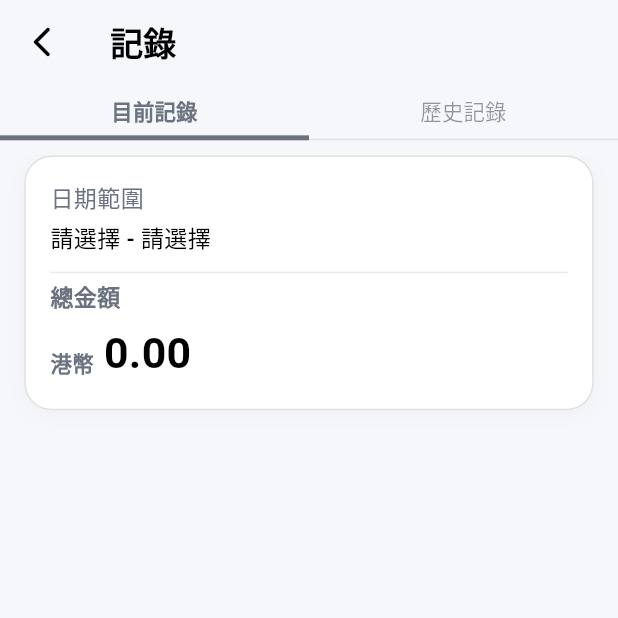
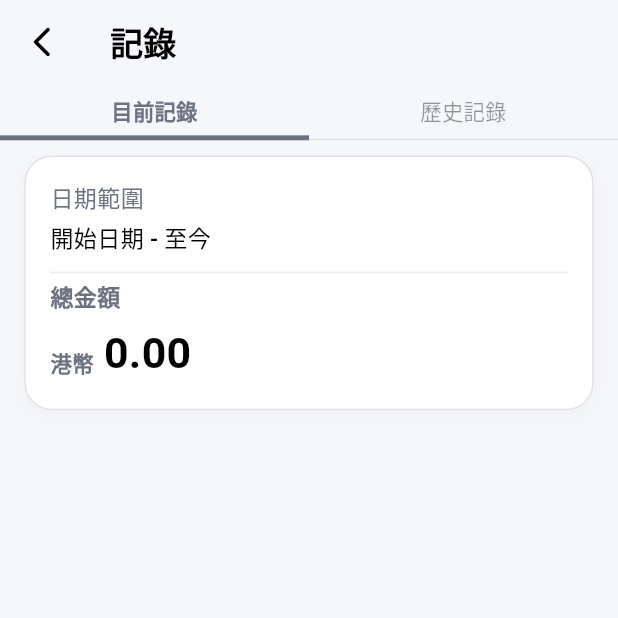
Before and after one commit to leeysOceanLab/easy_pay_payout_support, a Flutter app: the MainScreen screen opened by its route, after a tap on "記錄", on a phone screen of 412 x 824 dp, the top half of it. Run offline on Flutter 3.47's test engine with Material 3 defaults, Android fonts, the phone set to English and light mode, and no system bars; drawn by our look-alikes of pull_to_refresh; our stand-ins replace bot_toast, calendar_date_picker2, device_info_plus, dio, easy_localization, flutter_keyboard_visibility and 13 more; missing offline and left inert: ntp, omni_datetime_picker, open_settings_plus; accounts and stored records are empty; network calls fail.

Commit message:
update - session control 15min,

```diff
--- a/assets/translations/zh-HK.json
+++ b/assets/translations/zh-HK.json
@@ -157,5 +157,8 @@
   "problem_order": "問題訂單",
   "confirm_problem_order_title": "確認問題訂單",
   "confirm_problem_order_message": "確定要將此代付單標記為問題訂單？",
-  "logging_out": "登出中"
+  "logging_out": "登出中",
+  "session_expired": "登入已逾時",
+  "inactive_logout_message": "您已超過 15 分鐘沒有操作，請重新登入。",
+  "until_now": "至今"
 }
--- a/lib/components/bottom_sheet_logout.dart
+++ b/lib/components/bottom_sheet_logout.dart
@@ -69,7 +69,7 @@ class BottomSheetLogout extends StatelessWidget {
                     child: AppButtonWidget(
                       onTap: () async {
                         AppNavigator.pop(context);
-                        await context.read<AppController>().logout(context);
+                        await context.read<AppController>().logout();
                       },
                       text: context.tr(AppStrings.yes),
                       radius: 100,
--- /dev/null
+++ b/lib/components/widgets/session_aware_scaffold.dart
@@ -0,0 +1,38 @@
+import '../../imports.dart';
+
+class SessionAwareScaffold extends StatelessWidget {
+  final PreferredSizeWidget? appBar;
+  final Widget body;
+  final Widget? floatingActionButton;
+  final Color? backgroundColor;
+
+  const SessionAwareScaffold({
+    super.key,
+    this.appBar,
+    required this.body,
+    this.floatingActionButton,
+    this.backgroundColor,
+  });
+
+  @override
+  Widget build(BuildContext context) {
+    return NotificationListener<ScrollNotification>(
+      onNotification: (_) {
+        SessionActivity.mark(context, source: "scaffold_scroll");
+        return false;
+      },
+      child: GestureDetector(
+        behavior: HitTestBehavior.translucent,
+        onTap: () {
+          SessionActivity.mark(context, source: "scaffold_tap");
+        },
+        child: Scaffold(
+          appBar: appBar,
+          body: body,
+          floatingActionButton: floatingActionButton,
+          backgroundColor: backgroundColor ?? AppColors.whiteColor,
+        ),
+      ),
+    );
+  }
+}
--- a/lib/configs/app_strings.dart
+++ b/lib/configs/app_strings.dart
@@ -184,4 +184,9 @@ class AppStrings {
   static const String historyRecord = "history_record";
   static const String pleaseSelect = "please_select";
   static const String loggingOut = "logging_out";
+
+  static const String sessionExpired = "session_expired";
+  static const String inactiveLogoutMessage = "inactive_logout_message";
+
+  static const String untilNow = "until_now";
 }
--- /dev/null
+++ b/lib/controller/session_controller.dart
@@ -0,0 +1,107 @@
+import "../imports.dart";
+
+class SessionController extends ChangeNotifier with WidgetsBindingObserver {
+  DateTime? _lastActivityTime;
+  Timer? _timer;
+
+  bool _isStarted = false;
+  bool _isHandlingTimeout = false;
+  bool _isExpired = false;
+
+  Duration timeout = const Duration(minutes: 15);
+
+  bool get isStarted => _isStarted;
+  bool get isExpired => _isExpired;
+  DateTime? get lastActivityTime => _lastActivityTime;
+
+  void init() {
+    WidgetsBinding.instance.addObserver(this);
+  }
+
+  void disposeController() {
+    WidgetsBinding.instance.removeObserver(this);
+    _timer?.cancel();
+  }
+
+  void start({Duration? customTimeout}) {
+    if (customTimeout != null) {
+      timeout = customTimeout;
+    }
+
+    _isStarted = true;
+    _isExpired = false;
+    _isHandlingTimeout = false;
+    _lastActivityTime = DateTime.now();
+    _startTimer();
+    notifyListeners();
+  }
+
+  void stop() {
+    _isStarted = false;
+    _isExpired = false;
+    _isHandlingTimeout = false;
+    _lastActivityTime = null;
+    _timer?.cancel();
+    _timer = null;
+    notifyListeners();
+  }
+
+  void markActivity({String source = "unknown"}) {
+    if (!_isStarted || _isExpired) return;
+    if (_shouldIgnoreCurrentRoute()) return;
+
+    _lastActivityTime = DateTime.now();
+    notifyListeners();
+  }
+
+  bool _shouldIgnoreCurrentRoute() {
+    final String? routeName = RouteTracker.currentRouteName;
+
+    return routeName == RouteName.splashPage ||
+        routeName == RouteName.loginPage;
+  }
+
+  void _startTimer() {
+    _timer?.cancel();
+    _timer = Timer.periodic(const Duration(seconds: 1), (_) async {
+      await checkTimeout();
+    });
+  }
+
+  Future<void> checkTimeout() async {
+    if (!_isStarted || _isExpired || _isHandlingTimeout) return;
+    if (_shouldIgnoreCurrentRoute()) return;
+    if (_lastActivityTime == null) return;
+
+    final Duration idleDuration = DateTime.now().difference(_lastActivityTime!);
+
+    if (idleDuration >= timeout) {
+      _isHandlingTimeout = true;
+      _isExpired = true;
+      _timer?.cancel();
+      _timer = null;
+      try {
+        await SessionTimeoutHelper.handleTimeout();
+      } finally {
+        _isHandlingTimeout = false;
+      }
+
+      notifyListeners();
+    }
+  }
+
+  @override
+  void didChangeAppLifecycleState(AppLifecycleState state) {
+    if (!_isStarted || _isExpired) return;
+
+    if (state == AppLifecycleState.resumed) {
+      checkTimeout();
+    }
+  }
+
+  @override
+  void dispose() {
+    disposeController();
+    super.dispose();
+  }
+}
--- a/lib/imports.dart
+++ b/lib/imports.dart
@@ -35,6 +35,11 @@ export 'package:ntp/ntp.dart';
 export 'package:omni_datetime_picker/omni_datetime_picker.dart';
 
 // Project files
+export 'package:easy_pay_bank_infomrm/components/widgets/session_aware_scaffold.dart';
+export 'package:easy_pay_bank_infomrm/services/session_activity.dart';
+export "package:easy_pay_bank_infomrm/routes/route_tracker.dart";
+
+export "package:easy_pay_bank_infomrm/services/session_timeout_helper.dart";
 export 'package:easy_pay_bank_infomrm/components/widgets/tab_bar_view_scroll_physic.dart';
 export 'package:easy_pay_bank_infomrm/components/widgets/tab_bar_widget.dart';
 export '../../utils/shared_prefs.dart';
--- a/lib/routes/route_generator.dart
+++ b/lib/routes/route_generator.dart
@@ -3,9 +3,6 @@
 
 // Package imports:
 
-import "package:easy_pay_bank_infomrm/screen/history_details_screen/history_withdrawal_details_screen.dart";
-import "package:easy_pay_bank_infomrm/screen/main_screen/main_screen.dart";
-import "package:easy_pay_bank_infomrm/screen/screens.dart";
 import "package:page_transition/page_transition.dart";
 
 // Project imports:
@@ -41,7 +38,7 @@ class RouteGenerator {
           settings: settings,
           builder: (context) {
             final args = settings.arguments as Map<String, dynamic>?;
-            return MainScreen();
+            return const MainScreen();
           },
         );
 
--- /dev/null
+++ b/lib/routes/route_tracker.dart
@@ -0,0 +1,28 @@
+import "package:flutter/material.dart";
+
+class RouteTracker extends NavigatorObserver {
+  static String? currentRouteName;
+
+  void _updateRoute(Route<dynamic>? route) {
+    currentRouteName = route?.settings.name;
+    print("RouteTracker: current route = $currentRouteName");
+  }
+
+  @override
+  void didPush(Route<dynamic> route, Route<dynamic>? previousRoute) {
+    _updateRoute(route);
+    super.didPush(route, previousRoute);
+  }
+
+  @override
+  void didPop(Route<dynamic> route, Route<dynamic>? previousRoute) {
+    _updateRoute(previousRoute);
+    super.didPop(route, previousRoute);
+  }
+
+  @override
+  void didReplace({Route<dynamic>? newRoute, Route<dynamic>? oldRoute}) {
+    _updateRoute(newRoute);
+    super.didReplace(newRoute: newRoute, oldRoute: oldRoute);
+  }
+}
--- a/lib/screen/history_details_screen/history_withdrawal_details_screen.dart
+++ b/lib/screen/history_details_screen/history_withdrawal_details_screen.dart
@@ -226,7 +226,7 @@ class _HistoryWithdrawalDetailsScreenState
               ? context.tr(AppStrings.fastTransfer)
               : context.tr(AppStrings.bankTransfer);
 
-          return Scaffold(
+          return SessionAwareScaffold(
             backgroundColor: AppColors.pageBgColor,
             appBar: AppBar(
               elevation: 0,
--- a/lib/screen/history_screen/history_screen.dart
+++ b/lib/screen/history_screen/history_screen.dart
@@ -26,7 +26,7 @@ class _HistoryScreenState extends State<HistoryScreen>
       create: (_) => HistoryController()..setInit(this),
       child: Consumer<HistoryController>(
         builder: (BuildContext context, controller, _) {
-          return Scaffold(
+          return SessionAwareScaffold(
             backgroundColor: AppColors.pageBgColor,
             appBar: AppBar(
               elevation: 0,
--- a/lib/screen/history_screen/widgets/histroy_tab_screen.dart
+++ b/lib/screen/history_screen/widgets/histroy_tab_screen.dart
@@ -129,7 +129,7 @@ class _HistoryTabContentState extends State<HistoryTabContent> {
         ),
         5.heightSpace,
         AppText(
-          "${_formatTopDate(tryParseDate(controller.shiftStart))} - ${_formatTopDate(tryParseDate(controller.shiftEnd))}",
+          "${_formatTopDate(tryParseDate(controller.shiftStart), context.tr(AppStrings.fromDate))} - ${_formatTopDate(tryParseDate(controller.shiftEnd), context.tr(AppStrings.untilNow))}",
           fontSize: kFont14,
           fontWeight: FontWeight.w500,
           color: AppColors.primaryTextColor,
@@ -214,7 +214,7 @@ class _HistoryTabContentState extends State<HistoryTabContent> {
                     ),
                     6.heightSpace,
                     AppText(
-                      _formatTopDate(controller.selectedDateFrom),
+                      _formatTopDate(controller.selectedDateFrom, null),
                       fontSize: kFont14,
                       fontWeight: FontWeight.normal,
                       color: AppColors.primaryTextColor,
@@ -235,7 +235,7 @@ class _HistoryTabContentState extends State<HistoryTabContent> {
                     ),
                     6.heightSpace,
                     AppText(
-                      _formatTopDate(controller.selectedDateTo),
+                      _formatTopDate(controller.selectedDateTo, null),
                       fontSize: kFont14,
                       fontWeight: FontWeight.normal,
                       color: AppColors.primaryTextColor,
@@ -268,8 +268,8 @@ class _HistoryTabContentState extends State<HistoryTabContent> {
     );
   }
 
-  String _formatTopDate(DateTime? value) {
-    if (value == null) return "請選擇";
+  String _formatTopDate(DateTime? value, String? msg) {
+    if (value == null) return msg ?? "請選擇";
 
     final String day = value.day.toString().padLeft(2, "0");
     final String month = value.month.toString().padLeft(2, "0");
--- a/lib/screen/main_screen/main_screen.dart
+++ b/lib/screen/main_screen/main_screen.dart
@@ -1,4 +1,5 @@
 import 'package:easy_pay_bank_infomrm/controller/main_controller.dart';
+import 'package:easy_pay_bank_infomrm/controller/session_controller.dart';
 
 import '../../imports.dart';
 
@@ -10,12 +11,37 @@ class MainScreen extends StatefulWidget {
 }
 
 class _MainScreenState extends State<MainScreen> {
+  String appVersion = '';
+
   Future<void> _onTapHistory() async {
     await AppNavigator.pushNamed(
       context,
       RouteName.historyWithdrawalList,
       arguments: {},
     );
+  }
+
+  @override
+  void initState() {
+    super.initState();
+
+    WidgetsBinding.instance.addPostFrameCallback((_) {
+      if (!mounted) return;
+      _loadAppVersion();
+      context.read<SessionController>().start(
+        customTimeout: const Duration(minutes: 15),
+      );
+    });
+  }
+
+  Future<void> _loadAppVersion() async {
+    final PackageInfo packageInfo = await PackageInfo.fromPlatform();
+
+    if (!mounted) return;
+
+    setState(() {
+      appVersion = 'Version ${packageInfo.version}+${packageInfo.buildNumber}';
+    });
   }
 
   Future<void> _showLogoutDialog() async {
@@ -121,7 +147,7 @@ class _MainScreenState extends State<MainScreen> {
       create: (_) => MainController()..onRefresh(),
       child: Consumer<MainController>(
         builder: (BuildContext context, _mainController, _) {
-          return Scaffold(
+          return SessionAwareScaffold(
             backgroundColor: AppColors.pageBgColor,
             appBar: AppBar(
               elevation: 0,
@@ -191,7 +217,12 @@ class _MainScreenState extends State<MainScreen> {
                 ),
               ],
             ),
-            body: SmartRefresherWrapper(
+            body: Column(
+              crossAxisAlignment: CrossAxisAlignment.start,
+              mainAxisAlignment: MainAxisAlignment.start,
+              children: [
+                Expanded(
+                  child: SmartRefresherWrapper(
                     controller: _mainController.refreshController,
                     enablePullDown: true,
                     enablePullUp:
@@ -203,23 +234,31 @@ class _MainScreenState extends State<MainScreen> {
                     child: _mainController.withdrawalList.isEmpty
                         ? _buildEmptyView()
                         : ListView(
-                      padding: const EdgeInsets.fromLTRB(16, 12, 16, 24).r,
+                            padding: const EdgeInsets.fromLTRB(
+                              16,
+                              12,
+                              16,
+                              24,
+                            ).r,
                             children: [
-                        ..._mainController.groupedWithdrawalList.entries.map((
-                          entry,
-                        ) {
+                              ..._mainController.groupedWithdrawalList.entries
+                                  .map((entry) {
                                     final String date = entry.key;
-                          final List<WithdrawalOrderModel> items = entry.value;
+                                    final List<WithdrawalOrderModel> items =
+                                        entry.value;
 
                                     return Column(
-                            crossAxisAlignment: CrossAxisAlignment.start,
+                                      crossAxisAlignment:
+                                          CrossAxisAlignment.start,
                                       children: [
                                         _buildDateHeader(date),
                                         12.heightSpace,
                                         ...List.generate(items.length, (index) {
                                           final item = items[index];
                                           return Padding(
-                                  padding: const EdgeInsets.only(bottom: 12).r,
+                                            padding: const EdgeInsets.only(
+                                              bottom: 12,
+                                            ).r,
                                             child: _buildTransactionItem(
                                               item,
                                               _mainController,
@@ -232,6 +271,19 @@ class _MainScreenState extends State<MainScreen> {
                                   }),
                             ],
                           ),
+                  ),
+                ),
+                Padding(
+                  padding: const EdgeInsets.only(bottom: 12),
+                  child: Center(
+                    child: AppText(
+                      appVersion,
+                      color: AppColors.primaryLightColor,
+                      fontSize: kFont12,
+                    ),
+                  ),
+                ),
+              ],
             ),
           );
         },
--- a/lib/screen/withdrawal_details_screen/withdrawal_details_screen.dart
+++ b/lib/screen/withdrawal_details_screen/withdrawal_details_screen.dart
@@ -634,7 +634,7 @@ class _WithdrawalDetailsScreenState extends State<WithdrawalDetailsScreen> {
               if (didPop) return;
               await _handleBack();
             },
-            child: Scaffold(
+            child: SessionAwareScaffold(
               backgroundColor: AppColors.pageBgColor,
               appBar: AppBar(
                 elevation: 0,
--- a/lib/services/http_services/http_service_custom.dart
+++ b/lib/services/http_services/http_service_custom.dart
@@ -1,4 +1,5 @@
 import 'package:dio/dio.dart';
+import 'package:easy_pay_bank_infomrm/controller/session_controller.dart';
 import '../../controller/app_controller.dart';
 import '../../imports.dart';
 import '../../utils/dialog_helper.dart';
@@ -133,7 +134,8 @@ class HttpServiceCustom {
     if (!_isLoggedOutDueToSession) {
       _isLoggedOutDueToSession = true;
       ToastHelper.showToast("Session expired");
-      NavigationService.context.read<AppController>().logout(context);
+      context.read<SessionController>().stop();
+      NavigationService.context.read<AppController>().logout();
     }
   }
 
--- /dev/null
+++ b/lib/services/session_activity.dart
@@ -0,0 +1,10 @@
+import "package:flutter/material.dart";
+import "package:provider/provider.dart";
+
+import "../controller/session_controller.dart";
+
+class SessionActivity {
+  static void mark(BuildContext context, {String source = "unknown"}) {
+    context.read<SessionController>().markActivity(source: source);
+  }
+}
--- a/pubspec.yaml
+++ b/pubspec.yaml
@@ -1,7 +1,7 @@
 name: easy_pay_bank_infomrm
 description: "A new Flutter project."
 publish_to: 'none'
-version: 0.1.2+3
+version: 0.1.3+4
 
 environment:
   sdk: ^3.9.2
```
Also changed, not shown: lib/controller/app_controller.dart (+19 -11 lines), lib/main.dart (+16 -2 lines), lib/screen/login_screen/login_screen.dart (+7 -1 lines), lib/services/session_timeout_helper.dart (added, +71 -0 lines). Lines whose indentation alone changed are shown as unchanged.
